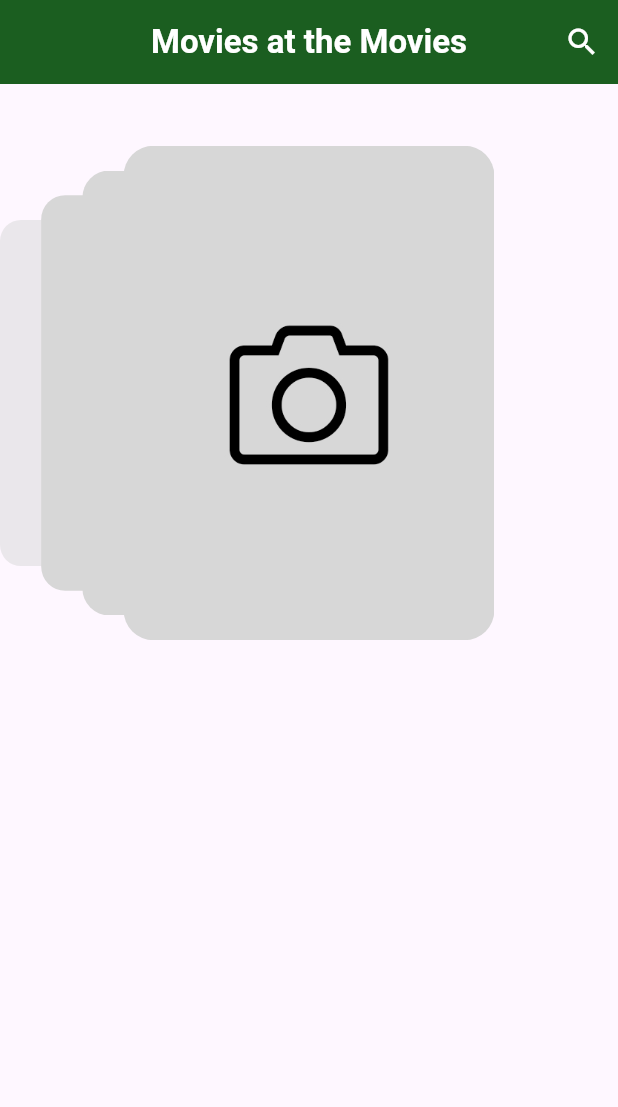
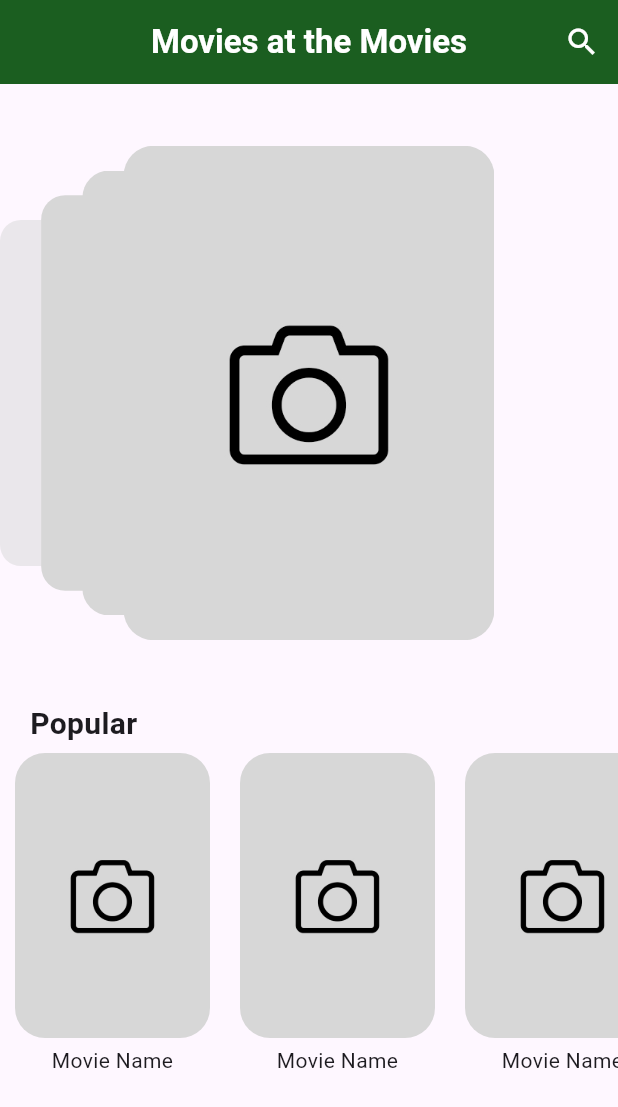
Before and after one commit to lowkeyjuanb/movie_app, a Flutter app: the screen it shows after launch, on a phone screen of 412 x 824 dp. Shown: the top 1107 px of the screen. Run offline on Flutter 3.47's test engine with Material 3 defaults, Android fonts, the phone set to English and light mode, and no system bars; drawn by our look-alikes of card_swiper; network calls fail.

Commit message:
home_screen skeleton

```diff
--- a/lib/screens/home_screen.dart
+++ b/lib/screens/home_screen.dart
@@ -20,11 +20,17 @@ class HomeScreen extends StatelessWidget {
             )
           ],
         ),
-        body: const Column(
-          children: [
-            CardSwiper(),
+        body: const SingleChildScrollView(
+          child: Column(
+            children: [
+              //Main Cards
+              CardSwiper(),
 
-          ],
+              //Movie Slider
+              MovieSlider()
+
+            ],
+          ),
         ));
   }
 }
--- /dev/null
+++ b/lib/widgets/movie_slider.dart
@@ -0,0 +1,71 @@
+import 'package:flutter/material.dart';
+
+class MovieSlider extends StatelessWidget {
+  const MovieSlider({super.key});
+
+  @override
+  Widget build(BuildContext context) {
+    return Container(
+      width: double.infinity,
+      height: 260,
+      child: Column(
+        crossAxisAlignment: CrossAxisAlignment.start,
+        children: [
+          const Padding(
+            padding: EdgeInsets.symmetric(horizontal: 20),
+            child: Text(
+              'Popular',
+              style: TextStyle(fontSize: 20, fontWeight: FontWeight.bold),
+            ),
+          ),
+          const SizedBox(
+            height: 5
+          ),
+          Expanded(
+            child: ListView.builder(
+                itemCount: 20,
+                scrollDirection: Axis.horizontal,
+                itemBuilder: (_, int index) => _MoviePoster()),
+          ),
+        ],
+      ),
+    );
+  }
+}
+
+class _MoviePoster extends StatelessWidget {
+  @override
+  Widget build(BuildContext context) {
+    return Container(
+      width: 130,
+      height: 190,
+      margin: const EdgeInsets.symmetric(horizontal: 10),
+      child: Column(
+        children: [
+          GestureDetector(
+            onTap: () => Navigator.pushNamed(context, 'details',
+                arguments: 'movie-instance'),
+            child: ClipRRect(
+              borderRadius: BorderRadius.circular(20),
+              child: const FadeInImage(
+                  placeholder: AssetImage('assets/no-image.jpg'),
+                  image: AssetImage('assets/no-image.jpg'),
+                  width: 130,
+                  height: 190,
+                  fit: BoxFit.cover),
+            ),
+          ),
+          const SizedBox(
+            height: 5,
+          ),
+          const Text(
+            'Movie Name',
+            maxLines: 2,
+            overflow: TextOverflow.ellipsis,
+            textAlign: TextAlign.center,
+          )
+        ],
+      ),
+    );
+  }
+}
--- a/lib/widgets/widgets.dart
+++ b/lib/widgets/widgets.dart
@@ -1,3 +1,2 @@
-
-
+export 'package:movie_app/widgets/movie_slider.dart';
 export 'package:movie_app/widgets/card_swiper.dart';
```
